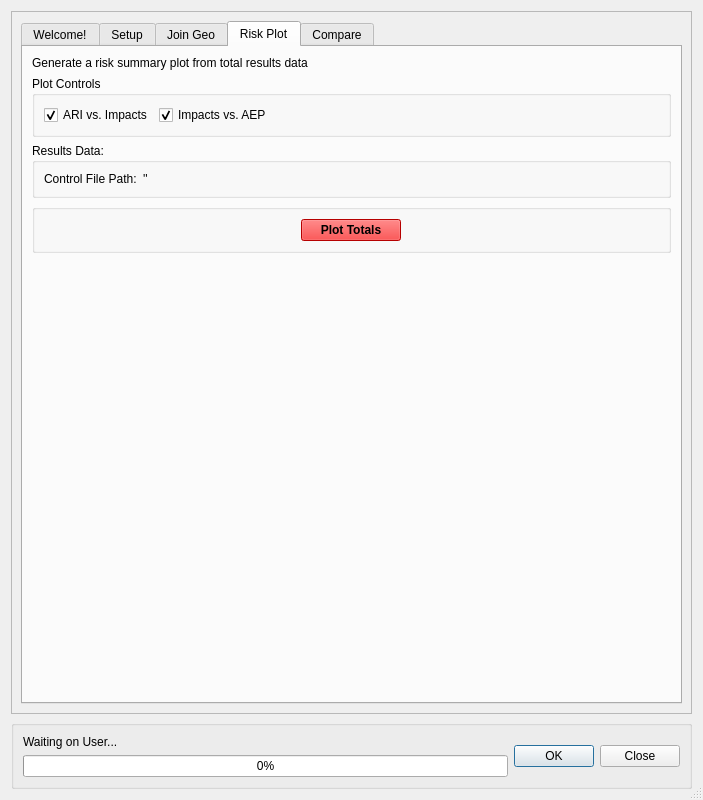
First picture: the form in canflood/results/results.ui, repository NRCan/CanFlood, before the edit.
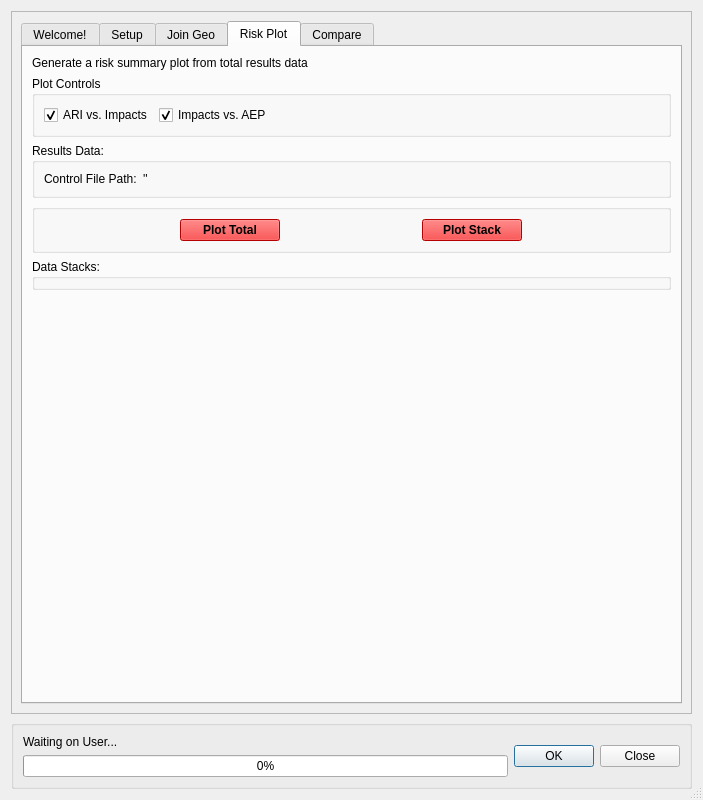
Second picture: the form after the edit. Icons and pictures are not drawn. Custom widgets are drawn as their Qt base class.

Commit message: plotStack connected

What changed in the file:
```diff
--- a/canflood/results/results.ui
+++ b/canflood/results/results.ui
@@ -969,8 +969,8 @@
              <property name="title">
               <string/>
              </property>
-             <layout class="QGridLayout" name="gridLayout_7">
-              <item row="0" column="0">
+             <layout class="QHBoxLayout" name="horizontalLayout_10">
+              <item>
                <widget class="QPushButton" name="pushButton_RP_plot">
                 <property name="maximumSize">
                  <size>
@@ -1400,13 +1400,454 @@
                  </font>
                 </property>
                 <property name="text">
-                 <string>Plot Totals</string>
+                 <string>Plot Total</string>
+                </property>
+               </widget>
+              </item>
+              <item>
+               <widget class="QPushButton" name="pushButton_RP_pStacks">
+                <property name="maximumSize">
+                 <size>
+                  <width>100</width>
+                  <height>16777215</height>
+                 </size>
+                </property>
+                <property name="palette">
+                 <palette>
+                  <active>
+                   <colorrole role="WindowText">
+                    <brush brushstyle="SolidPattern">
+                     <color alpha="255">
+                      <red>0</red>
+                      <green>0</green>
+                      <blue>0</blue>
+                     </color>
+                    </brush>
+                   </colorrole>
+                   <colorrole role="Button">
+                    <brush brushstyle="SolidPattern">
+                     <color alpha="255">
+                      <red>255</red>
+                      <green>0</green>
+                      <blue>0</blue>
+                     </color>
+                    </brush>
+                   </colorrole>
+                   <colorrole role="Light">
+                    <brush brushstyle="SolidPattern">
+                     <color alpha="255">
+                      <red>255</red>
+                      <green>127</green>
+                      <blue>127</blue>
+                     </color>
+                    </brush>
+                   </colorrole>
+                   <colorrole role="Midlight">
+                    <brush brushstyle="SolidPattern">
+                     <color alpha="255">
+                      <red>255</red>
+                      <green>63</green>
+                      <blue>63</blue>
+                     </color>
+                    </brush>
+                   </colorrole>
+                   <colorrole role="Dark">
+                    <brush brushstyle="SolidPattern">
+                     <color alpha="255">
+                      <red>127</red>
+                      <green>0</green>
+                      <blue>0</blue>
+                     </color>
+                    </brush>
+                   </colorrole>
+                   <colorrole role="Mid">
+                    <brush brushstyle="SolidPattern">
+                     <color alpha="255">
+                      <red>170</red>
+                      <green>0</green>
+                      <blue>0</blue>
+                     </color>
+                    </brush>
+                   </colorrole>
+                   <colorrole role="Text">
+                    <brush brushstyle="SolidPattern">
+                     <color alpha="255">
+                      <red>0</red>
+                      <green>0</green>
+                      <blue>0</blue>
+                     </color>
+                    </brush>
+                   </colorrole>
+                   <colorrole role="BrightText">
+                    <brush brushstyle="SolidPattern">
+                     <color alpha="255">
+                      <red>255</red>
+                      <green>255</green>
+                      <blue>255</blue>
+                     </color>
+                    </brush>
+                   </colorrole>
+                   <colorrole role="ButtonText">
+                    <brush brushstyle="SolidPattern">
+                     <color alpha="255">
+                      <red>0</red>
+                      <green>0</green>
+                      <blue>0</blue>
+                     </color>
+                    </brush>
+                   </colorrole>
+                   <colorrole role="Base">
+                    <brush brushstyle="SolidPattern">
+                     <color alpha="255">
+                      <red>255</red>
+                      <green>255</green>
+                      <blue>255</blue>
+                     </color>
+                    </brush>
+                   </colorrole>
+                   <colorrole role="Window">
+                    <brush brushstyle="SolidPattern">
+                     <color alpha="255">
+                      <red>255</red>
+                      <green>0</green>
+                      <blue>0</blue>
+                     </color>
+                    </brush>
+                   </colorrole>
+                   <colorrole role="Shadow">
+                    <brush brushstyle="SolidPattern">
+                     <color alpha="255">
+                      <red>0</red>
+                      <green>0</green>
+                      <blue>0</blue>
+                     </color>
+                    </brush>
+                   </colorrole>
+                   <colorrole role="AlternateBase">
+                    <brush brushstyle="SolidPattern">
+                     <color alpha="255">
+                      <red>255</red>
+                      <green>127</green>
+                      <blue>127</blue>
+                     </color>
+                    </brush>
+                   </colorrole>
+                   <colorrole role="ToolTipBase">
+                    <brush brushstyle="SolidPattern">
+                     <color alpha="255">
+                      <red>255</red>
+                      <green>255</green>
+                      <blue>220</blue>
+                     </color>
+                    </brush>
+                   </colorrole>
+                   <colorrole role="ToolTipText">
+                    <brush brushstyle="SolidPattern">
+                     <color alpha="255">
+                      <red>0</red>
+                      <green>0</green>
+                      <blue>0</blue>
+                     </color>
+                    </brush>
+                   </colorrole>
+                  </active>
+                  <inactive>
+                   <colorrole role="WindowText">
+                    <brush brushstyle="SolidPattern">
+                     <color alpha="255">
+                      <red>0</red>
+                      <green>0</green>
+                      <blue>0</blue>
+                     </color>
+                    </brush>
+                   </colorrole>
+                   <colorrole role="Button">
+                    <brush brushstyle="SolidPattern">
+                     <color alpha="255">
+                      <red>255</red>
+                      <green>0</green>
+                      <blue>0</blue>
+                     </color>
+                    </brush>
+                   </colorrole>
+                   <colorrole role="Light">
+                    <brush brushstyle="SolidPattern">
+                     <color alpha="255">
+                      <red>255</red>
+                      <green>127</green>
+                      <blue>127</blue>
+                     </color>
+                    </brush>
+                   </colorrole>
+                   <colorrole role="Midlight">
+                    <brush brushstyle="SolidPattern">
+                     <color alpha="255">
+                      <red>255</red>
+                      <green>63</green>
+                      <blue>63</blue>
+                     </color>
+                    </brush>
+                   </colorrole>
+                   <colorrole role="Dark">
+                    <brush brushstyle="SolidPattern">
+                     <color alpha="255">
+                      <red>127</red>
+                      <green>0</green>
+                      <blue>0</blue>
+                     </color>
+                    </brush>
+                   </colorrole>
+                   <colorrole role="Mid">
+                    <brush brushstyle="SolidPattern">
+                     <color alpha="255">
+                      <red>170</red>
+                      <green>0</green>
+                      <blue>0</blue>
+                     </color>
+                    </brush>
+                   </colorrole>
+                   <colorrole role="Text">
+                    <brush brushstyle="SolidPattern">
+                     <color alpha="255">
+                      <red>0</red>
+                      <green>0</green>
+                      <blue>0</blue>
+                     </color>
+                    </brush>
+                   </colorrole>
+                   <colorrole role="BrightText">
+                    <brush brushstyle="SolidPattern">
+                     <color alpha="255">
+                      <red>255</red>
+                      <green>255</green>
+                      <blue>255</blue>
+                     </color>
+                    </brush>
+                   </colorrole>
+                   <colorrole role="ButtonText">
+                    <brush brushstyle="SolidPattern">
+                     <color alpha="255">
+                      <red>0</red>
+                      <green>0</green>
+                      <blue>0</blue>
+                     </color>
+                    </brush>
+                   </colorrole>
+                   <colorrole role="Base">
+                    <brush brushstyle="SolidPattern">
+                     <color alpha="255">
+                      <red>255</red>
+                      <green>255</green>
+                      <blue>255</blue>
+                     </color>
+                    </brush>
+                   </colorrole>
+                   <colorrole role="Window">
+                    <brush brushstyle="SolidPattern">
+                     <color alpha="255">
+                      <red>255</red>
+                      <green>0</green>
+                      <blue>0</blue>
+                     </color>
+                    </brush>
+                   </colorrole>
+                   <colorrole role="Shadow">
+                    <brush brushstyle="SolidPattern">
+                     <color alpha="255">
+                      <red>0</red>
+                      <green>0</green>
+                      <blue>0</blue>
+                     </color>
+                    </brush>
+                   </colorrole>
+                   <colorrole role="AlternateBase">
+                    <brush brushstyle="SolidPattern">
+                     <color alpha="255">
+                      <red>255</red>
+                      <green>127</green>
+                      <blue>127</blue>
+                     </color>
+                    </brush>
+                   </colorrole>
+                   <colorrole role="ToolTipBase">
+                    <brush brushstyle="SolidPattern">
+                     <color alpha="255">
+                      <red>255</red>
+                      <green>255</green>
+                      <blue>220</blue>
+                     </color>
+                    </brush>
+                   </colorrole>
+                   <colorrole role="ToolTipText">
+                    <brush brushstyle="SolidPattern">
+                     <color alpha="255">
+                      <red>0</red>
+                      <green>0</green>
+                      <blue>0</blue>
+                     </color>
+                    </brush>
+                   </colorrole>
+                  </inactive>
+                  <disabled>
+                   <colorrole role="WindowText">
+                    <brush brushstyle="SolidPattern">
+                     <color alpha="255">
+                      <red>127</red>
+                      <green>0</green>
+                      <blue>0</blue>
+                     </color>
+                    </brush>
+                   </colorrole>
+                   <colorrole role="Button">
+                    <brush brushstyle="SolidPattern">
+                     <color alpha="255">
+                      <red>255</red>
+                      <green>0</green>
+                      <blue>0</blue>
+                     </color>
+                    </brush>
+                   </colorrole>
+                   <colorrole role="Light">
+                    <brush brushstyle="SolidPattern">
+                     <color alpha="255">
+                      <red>255</red>
+                      <green>127</green>
+                      <blue>127</blue>
+                     </color>
+                    </brush>
+                   </colorrole>
+                   <colorrole role="Midlight">
+                    <brush brushstyle="SolidPattern">
+                     <color alpha="255">
+                      <red>255</red>
+                      <green>63</green>
+                      <blue>63</blue>
+                     </color>
+                    </brush>
+                   </colorrole>
+                   <colorrole role="Dark">
+                    <brush brushstyle="SolidPattern">
+                     <color alpha="255">
+                      <red>127</red>
+                      <green>0</green>
+                      <blue>0</blue>
+                     </color>
+                    </brush>
+                   </colorrole>
+                   <colorrole role="Mid">
+                    <brush brushstyle="SolidPattern">
+                     <color alpha="255">
+                      <red>170</red>
+                      <green>0</green>
+                      <blue>0</blue>
+                     </color>
+                    </brush>
+                   </colorrole>
+                   <colorrole role="Text">
+                    <brush brushstyle="SolidPattern">
+                     <color alpha="255">
+                      <red>127</red>
+                      <green>0</green>
+                      <blue>0</blue>
+                     </color>
+                    </brush>
+                   </colorrole>
+                   <colorrole role="BrightText">
+                    <brush brushstyle="SolidPattern">
+                     <color alpha="255">
+                      <red>255</red>
+                      <green>255</green>
+                      <blue>255</blue>
+                     </color>
+                    </brush>
+                   </colorrole>
+                   <colorrole role="ButtonText">
+                    <brush brushstyle="SolidPattern">
+                     <color alpha="255">
+                      <red>127</red>
+                      <green>0</green>
+                      <blue>0</blue>
+                     </color>
+                    </brush>
+                   </colorrole>
+                   <colorrole role="Base">
+                    <brush brushstyle="SolidPattern">
+                     <color alpha="255">
+                      <red>255</red>
+                      <green>0</green>
+                      <blue>0</blue>
+                     </color>
+                    </brush>
+                   </colorrole>
+                   <colorrole role="Window">
+                    <brush brushstyle="SolidPattern">
+                     <color alpha="255">
+                      <red>255</red>
+                      <green>0</green>
+                      <blue>0</blue>
+                     </color>
+                    </brush>
+                   </colorrole>
+                   <colorrole role="Shadow">
+                    <brush brushstyle="SolidPattern">
+                     <color alpha="255">
+                      <red>0</red>
+                      <green>0</green>
+                      <blue>0</blue>
+                     </color>
+                    </brush>
+                   </colorrole>
+                   <colorrole role="AlternateBase">
+                    <brush brushstyle="SolidPattern">
+                     <color alpha="255">
+                      <red>255</red>
+                      <green>0</green>
+                      <blue>0</blue>
+                     </color>
+                    </brush>
+                   </colorrole>
+                   <colorrole role="ToolTipBase">
+                    <brush brushstyle="SolidPattern">
+                     <color alpha="255">
+                      <red>255</red>
+                      <green>255</green>
+                      <blue>220</blue>
+                     </color>
+                    </brush>
+                   </colorrole>
+                   <colorrole role="ToolTipText">
+                    <brush brushstyle="SolidPattern">
+                     <color alpha="255">
+                      <red>0</red>
+                      <green>0</green>
+                      <blue>0</blue>
+                     </color>
+                    </brush>
+                   </colorrole>
+                  </disabled>
+                 </palette>
+                </property>
+                <property name="font">
+                 <font>
+                  <weight>75</weight>
+                  <bold>true</bold>
+                 </font>
+                </property>
+                <property name="text">
+                 <string>Plot Stack</string>
                 </property>
                </widget>
               </item>
              </layout>
             </widget>
            </item>
+           <item>
+            <widget class="QGroupBox" name="groupBox_8">
+             <property name="title">
+              <string>Data Stacks:</string>
+             </property>
+            </widget>
+           </item>
            <item>
             <spacer name="verticalSpacer_3">
              <property name="orientation">
```
The commit also changes 10 other files.
